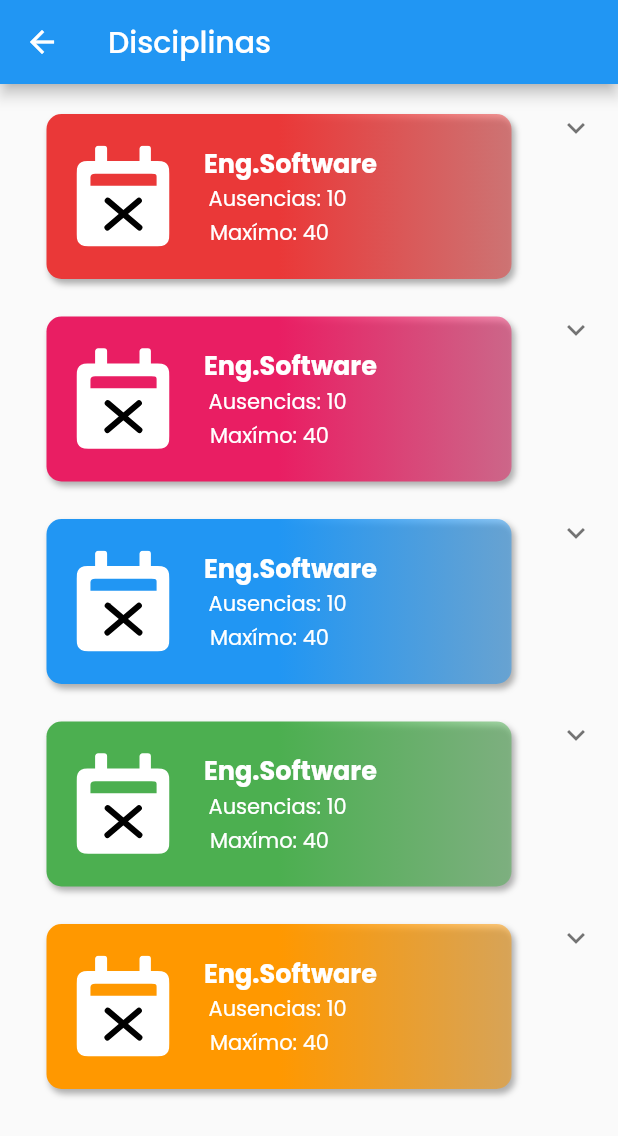
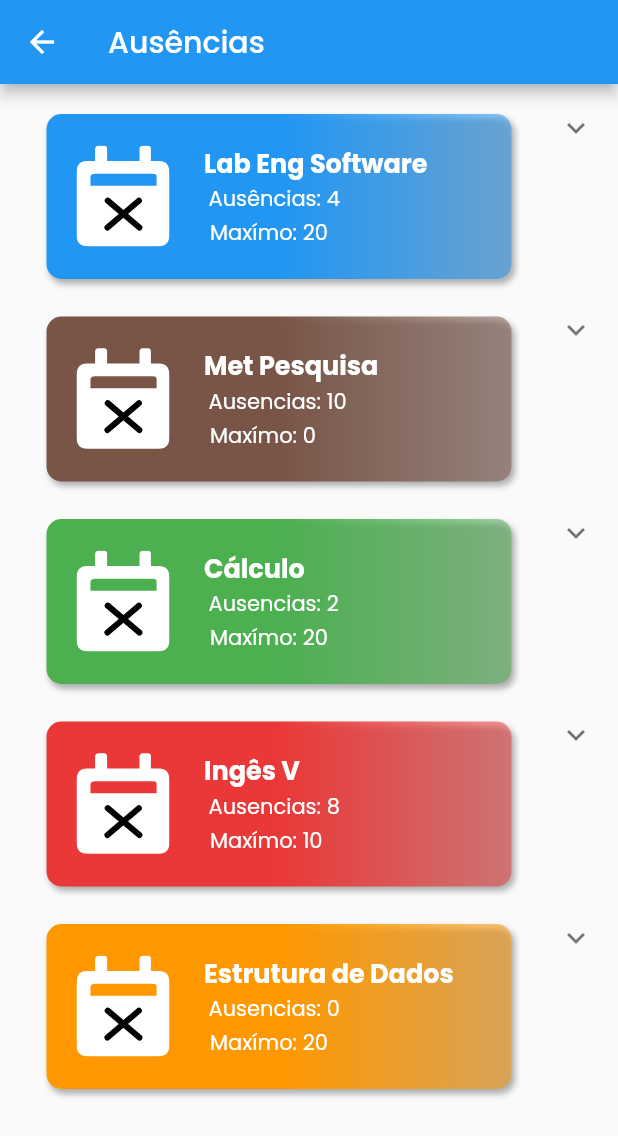
Before and after one commit to Mateuss18/School_Schedule, a Flutter app: the AusenciaPage screen opened directly, on a phone screen of 412 x 824 dp. Shown: the top 1136 px of the screen. Run offline on Flutter 3.47's test engine with Material 2 defaults, Android fonts, the phone set to English and light mode, and no system bars; our stand-ins replace animated_splash_screen, cloud_firestore, firebase_auth, firebase_core, flutter_colorpicker, flutter_svg and 4 more; missing offline and left inert: dart:ffi; accounts and stored records are empty.

Commit message:
feat - mockups prontos

```diff
--- a/school_schedule/lib/modules/ausencias/pages/ausencia_page.dart
+++ b/school_schedule/lib/modules/ausencias/pages/ausencia_page.dart
@@ -16,7 +16,7 @@ class _AusenciaPageState extends State<AusenciaPage> {
   Widget build(BuildContext context) {
     return Scaffold(
         appBar: AppBar(
-          title: const Text('Disciplinas'),
+          title: const Text('Ausências'),
         ),
         body: SingleChildScrollView(
           child: Column(
@@ -25,15 +25,62 @@ class _AusenciaPageState extends State<AusenciaPage> {
                 children: [
                   ExpansionTile(
                     children: [
-                      sadas('Avaliação 2', '8'),
-                      sadas('Trabalho gestao', '9')
+                      sadas('09/05/2022', '2'),
+                      sadas('06/06/2022', '2')
                     ],
                     backgroundColor: Colors.white,
                     title: CardWidget(
                       iconAsset: AppImages.ausenciaGrand,
-                      disciplinaName: 'Eng.Software',
+                      disciplinaName: 'Lab Eng Software',
+                      primaryLabel: 'Ausências: 4',
+                      secondaryLabel: 'Maxímo: 20',
+                      thirdlyLabel: '',
+                      color: Colors.blue,
+                      onpressed: () {},
+                    ),
+                  ),
+                  ExpansionTile(
+                    children: [
+                    ],
+                    backgroundColor: Colors.white,
+                    title: CardWidget(
+                      iconAsset: AppImages.ausenciaGrand,
+                      disciplinaName: 'Met Pesquisa',
                       primaryLabel: 'Ausencias: 10',
-                      secondaryLabel: 'Maxímo: 40',
+                      secondaryLabel: 'Maxímo: 0',
+                      thirdlyLabel: '',
+                      color: Colors.brown,
+                      onpressed: () {},
+                    ),
+                  ),
+                  ExpansionTile(
+                    children: [
+                      sadas('15/04/2022', '2'),
+                    ],
+                    backgroundColor: Colors.white,
+                    title: CardWidget(
+                      iconAsset: AppImages.ausenciaGrand,
+                      disciplinaName: 'Cálculo',
+                      primaryLabel: 'Ausencias: 2',
+                      secondaryLabel: 'Maxímo: 20',
+                      thirdlyLabel: '',
+                      color: Colors.green,
+                      onpressed: () {},
+                    ),
+                  ),
+                  ExpansionTile(
+                    children: [
+                      sadas('12/04/2022', '2'),
+                      sadas('19/04/2022', '2'),
+                      sadas('06/05/2022', '2'),
+                      sadas('13/05/2022', '2'),
+                    ],
+                    backgroundColor: Colors.white,
+                    title: CardWidget(
+                      iconAsset: AppImages.ausenciaGrand,
+                      disciplinaName: 'Ingês V',
+                      primaryLabel: 'Ausencias: 8',
+                      secondaryLabel: 'Maxímo: 10',
                       thirdlyLabel: '',
                       color: AppColors.corRed,
                       onpressed: () {},
@@ -41,65 +88,13 @@ class _AusenciaPageState extends State<AusenciaPage> {
                   ),
                   ExpansionTile(
                     children: [
-                      sadas('Avaliação 2', '8'),
-                      sadas('Trabalho gestao', '9')
                     ],
                     backgroundColor: Colors.white,
                     title: CardWidget(
                       iconAsset: AppImages.ausenciaGrand,
-                      disciplinaName: 'Eng.Software',
-                      primaryLabel: 'Ausencias: 10',
-                      secondaryLabel: 'Maxímo: 40',
-                      thirdlyLabel: '',
-                      color: Colors.pink,
-                      onpressed: () {},
-                    ),
-                  ),
-                  ExpansionTile(
-                    children: [
-                      sadas('Avaliação 2', '8'),
-                      sadas('Trabalho gestao', '9')
-                    ],
-                    backgroundColor: Colors.white,
-                    title: CardWidget(
-                      iconAsset: AppImages.ausenciaGrand,
-                      disciplinaName: 'Eng.Software',
-                      primaryLabel: 'Ausencias: 10',
-                      secondaryLabel: 'Maxímo: 40',
-                      thirdlyLabel: '',
-                      color: Colors.blue,
-                      onpressed: () {},
-                    ),
-                  ),
-                  ExpansionTile(
-                    children: [
-                      sadas('Avaliação 2', '8'),
-                      sadas('Trabalho gestao', '9')
-                    ],
-                    backgroundColor: Colors.white,
-                    title: CardWidget(
-                      iconAsset: AppImages.ausenciaGrand,
-                      disciplinaName: 'Eng.Software',
-                      primaryLabel: 'Ausencias: 10',
-                      secondaryLabel: 'Maxímo: 40',
-                      thirdlyLabel: '',
-                      color: Colors.green,
-                      onpressed: () {},
-                    ),
-                  ),
-                  ExpansionTile(
-                    children: [
-                      sadas('Avaliação 2', '8'),
-                      sadas('Trabalho gestao', '9'),
-                      sadas('Trabalho gestao', '9'),
-                      sadas('Trabalho gestao', '9'),
-                    ],
-                    backgroundColor: Colors.white,
-                    title: CardWidget(
-                      iconAsset: AppImages.ausenciaGrand,
-                      disciplinaName: 'Eng.Software',
-                      primaryLabel: 'Ausencias: 10',
-                      secondaryLabel: 'Maxímo: 40',
+                      disciplinaName: 'Estrutura de Dados',
+                      primaryLabel: 'Ausencias: 0',
+                      secondaryLabel: 'Maxímo: 20',
                       thirdlyLabel: '',
                       color: Colors.orange,
                       onpressed: () {},
@@ -120,15 +115,11 @@ class _AusenciaPageState extends State<AusenciaPage> {
           Stack(
             children: [
               Container(
-                width: 40,
-                height: 40,
+                width: 20,
+                height: 20,
                 decoration: BoxDecoration(
                   borderRadius: BorderRadius.circular(45),
-                  color: AppColors.corDarkGrey3,
-                ),
-                child: Icon(
-                  Icons.book,
-                  color: Colors.white,
+                  color: Colors.blue,
                 ),
               ),
             ],
@@ -136,7 +127,7 @@ class _AusenciaPageState extends State<AusenciaPage> {
           SizedBox(
             width: 20,
           ),
-          Text('${titulo}: ${nota}')
+          Text('${titulo}  ${nota}')
         ],
       ),
     );
```
Also changed, not shown: school_schedule/lib/modules/agenda/page/agenda_page.dart (+12 -9 lines), school_schedule/lib/modules/disciplinas/pages/disciplina_page.dart (+10 -10 lines), school_schedule/lib/modules/horarios/pages/horarios_page.dart (+11 -8 lines).
